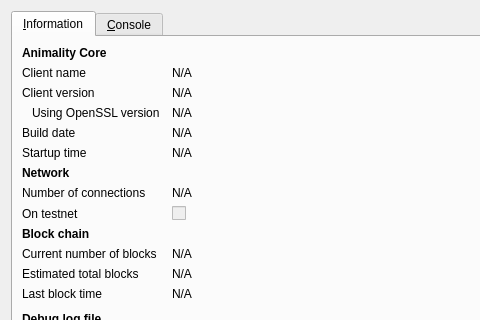
Before: the Qt Designer form src/qt/forms/rpcconsole.ui in AnimalityCoin/Animality_Master, drawn with Qt 5; both pictures show x 0 to 480 and y 0 to 320 of the 740 by 450 pixel window.
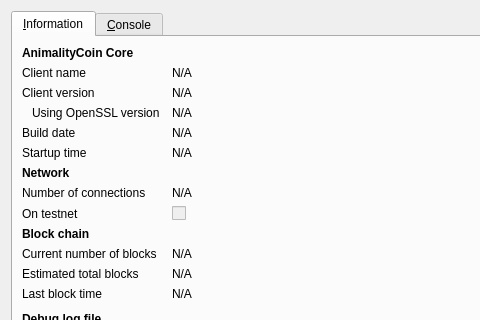
After: the same form once the commit is applied. Icons and pictures are not drawn.

Diff of the .ui file:
```diff
--- a/src/qt/forms/rpcconsole.ui
+++ b/src/qt/forms/rpcconsole.ui
@@ -36,7 +36,7 @@
           </font>
          </property>
          <property name="text">
-          <string>Animality Core</string>
+          <string>AnimalityCoin Core</string>
          </property>
         </widget>
        </item>
```
Left out of the diff: 6 changed lines with no effect on the pictures.
